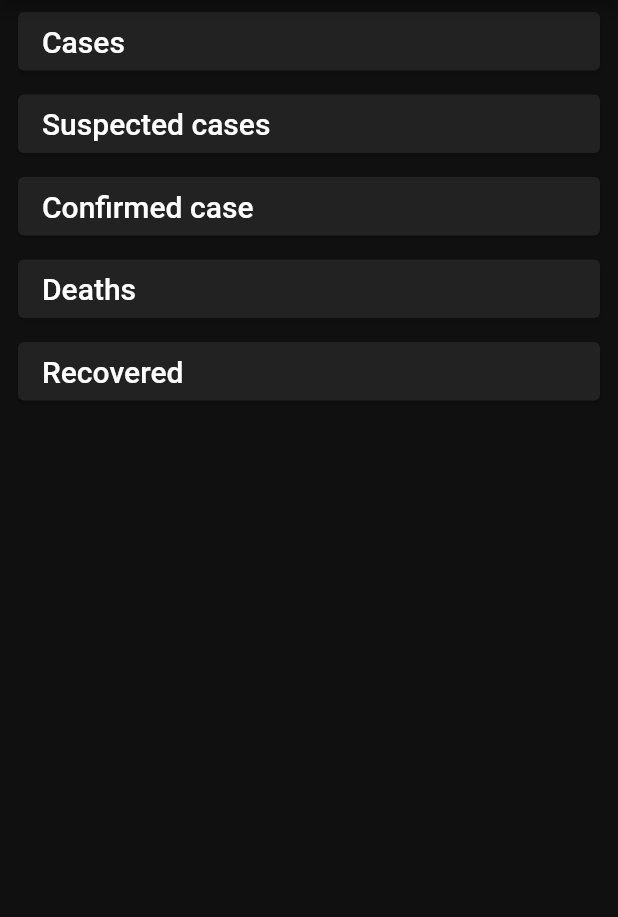
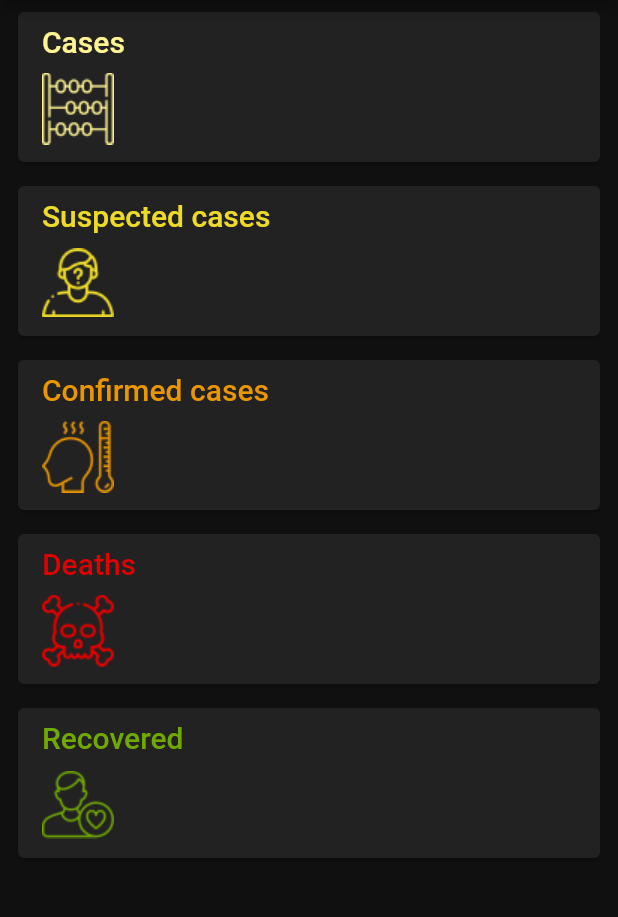
Before and after one commit to tarunchauhan97/coronavirus_rest_api, a Flutter app: the screen it shows after launch, on a phone screen of 412 x 824 dp, the part 84-1001 px from its top. Run offline on Flutter 3.47's test engine with Material 2 defaults, Android fonts, the light colour scheme and no system bars; network calls fail.

Commit message:
32 update the cards layout

```diff
--- a/lib/ui/endpoint_card.dart
+++ b/lib/ui/endpoint_card.dart
@@ -1,33 +1,67 @@
 import 'package:coronavirus_rest_api_flutter_course/app/services/api.dart';
 import 'package:flutter/material.dart';
+
+class EndpointCardData {
+  EndpointCardData(this.title, this.assetName, this.color);
+
+  final String title;
+  final String assetName;
+
+  final Color color;
+}
 
 class EndpointCard extends StatelessWidget {
   const EndpointCard({Key? key, required this.endPoint, this.value}) : super(key: key);
   final EndPoint endPoint;
   final int? value;
 
-  static Map<EndPoint, String> _cardTitles = {
-    EndPoint.cases: 'Cases',
-    EndPoint.casesSuspected: 'Suspected cases',
-    EndPoint.casesConfirmed: 'Confirmed case',
-    EndPoint.deaths: 'Deaths',
-    EndPoint.recovered: 'Recovered',
+  static Map<EndPoint, EndpointCardData> _cardsData = {
+    EndPoint.cases: EndpointCardData('Cases', 'assets/count.png', Color(0xFFFFF492)),
+    EndPoint.casesSuspected:
+        EndpointCardData('Suspected cases', 'assets/suspect.png', Color(0xFFEEDA28)),
+    EndPoint.casesConfirmed:
+        EndpointCardData('Confirmed cases', 'assets/fever.png', Color(0xFFE99600)),
+    EndPoint.deaths: EndpointCardData('Deaths', 'assets/death.png', Color(0xFFE40000)),
+    EndPoint.recovered: EndpointCardData('Recovered', 'assets/patient.png', Color(0xFF70A901)),
   };
+
+  // static Map<EndPoint, EndpointCardData> _cardData = {
+  //   EndPoint.cases: 'Cases',
+  //   EndPoint.casesSuspected: 'Suspected cases',
+  //   EndPoint.casesConfirmed: 'Confirmed case',
+  //   EndPoint.deaths: 'Deaths',
+  //   EndPoint.recovered: 'Recovered',
+  // };
 
   @override
   Widget build(BuildContext context) {
+    final cardData = _cardsData[endPoint];
     return Padding(
       padding: const EdgeInsets.symmetric(horizontal: 8.0, vertical: 4.0),
       child: Card(
         child: Padding(
           padding: const EdgeInsets.symmetric(horizontal: 16, vertical: 8),
-          child: Row(
-            mainAxisAlignment: MainAxisAlignment.spaceBetween,
+          child: Column(
+            crossAxisAlignment: CrossAxisAlignment.start,
             children: [
-              Text(_cardTitles[endPoint]!, style: Theme.of(context).textTheme.headline6),
               Text(
-                value != null ? value.toString() : '',
-                style: Theme.of(context).textTheme.headline6,
+                cardData!.title,
+                style: Theme.of(context).textTheme.headline6!.copyWith(color: cardData.color),
+              ),
+              SizedBox(height: 6),
+              SizedBox(
+                height: 55,
+                child: Row(
+                  mainAxisAlignment: MainAxisAlignment.spaceBetween,
+                  crossAxisAlignment: CrossAxisAlignment.center,
+                  children: [
+                    Image.asset(cardData.assetName,color: cardData.color),
+                    Text(
+                      value != null ? value.toString() : '',
+                      style: Theme.of(context).textTheme.headline4!.copyWith(color: cardData.color),
+                    ),
+                  ],
+                ),
               ),
             ],
           ),
```
